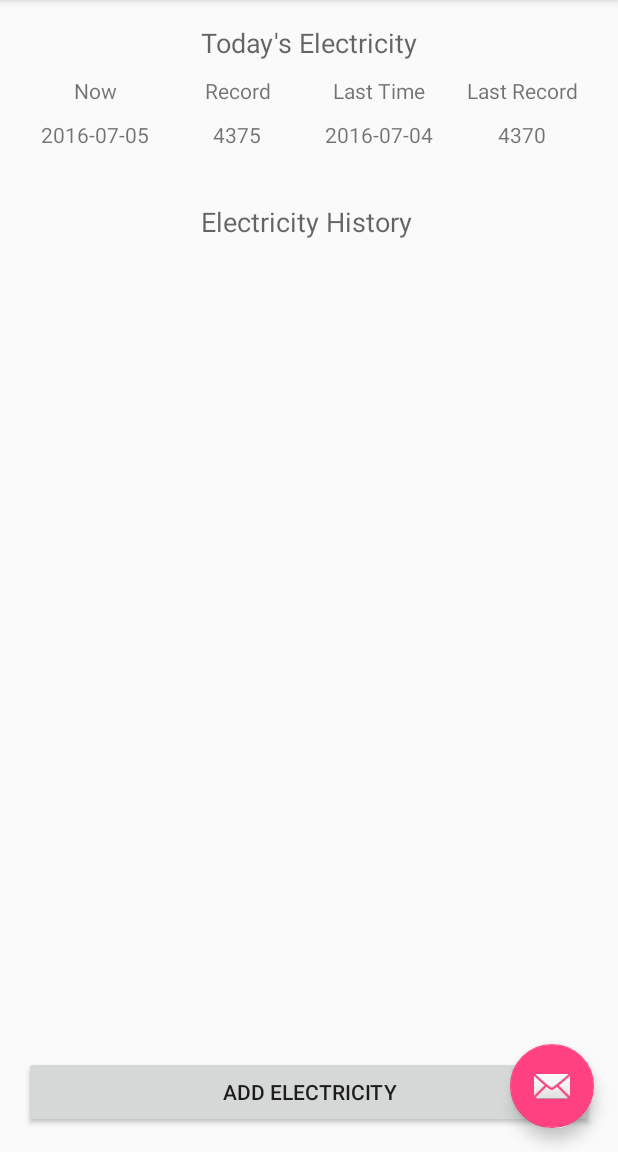
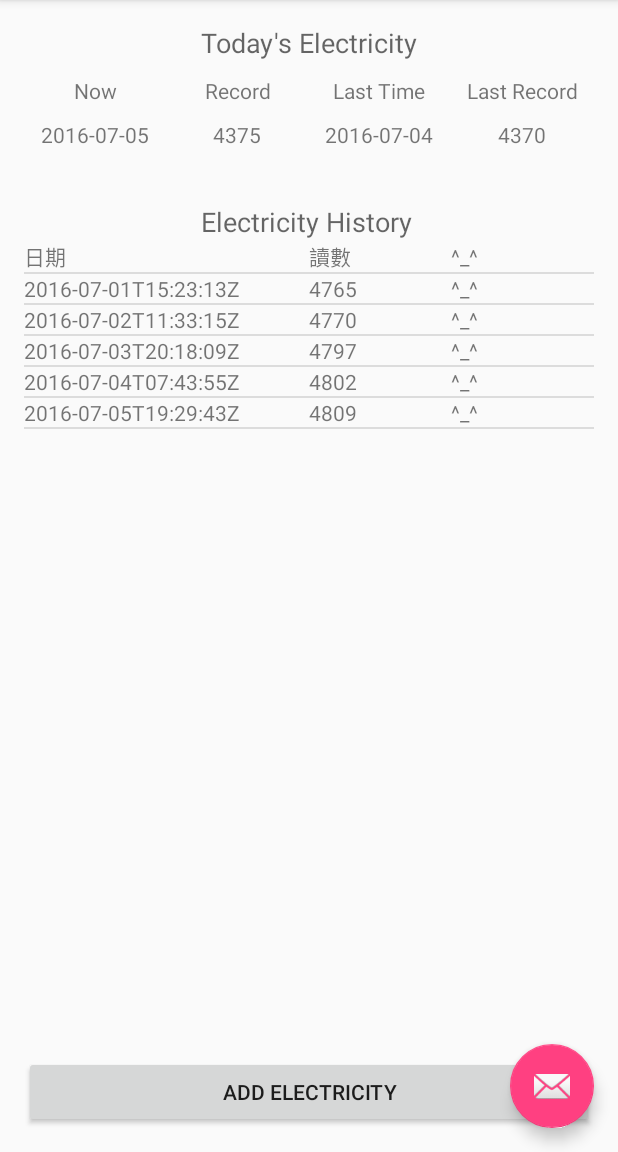
Before and after one commit to josh-hsu/ProjectLI, an Android app: the screen it shows after launch (MainActivity), in the side drawer, after a tap on "Electricity", on a phone screen of 412 x 824 dp, the part 84-1236 px from its top. Run offline under Robolectric (Android 15) with nearby library versions, the phone set to English and light mode, and no system bars.

Commit message:
新增：增加用電範例與 XML Parser

```diff
--- a/app/src/main/java/com/mumu/projectli/ElectricityFragment.java
+++ b/app/src/main/java/com/mumu/projectli/ElectricityFragment.java
@@ -8,6 +8,14 @@ import android.util.Log;
 import android.view.LayoutInflater;
 import android.view.View;
 import android.view.ViewGroup;
+import android.widget.ListView;
+import android.widget.TextView;
+
+import org.xmlpull.v1.XmlPullParserException;
+
+import java.io.IOException;
+import java.io.InputStream;
+import java.util.List;
 
 
 /**
@@ -25,9 +33,14 @@ public class ElectricityFragment extends Fragment {
     private static final String ARG_PARAM1 = "param1";
     private static final String ARG_PARAM2 = "param2";
 
+    private List<ElectricityRecordParser.Entry> mHistoryList;
+
     // TODO: Rename and change types of parameters
     private String mParam1;
     private String mParam2;
+    private TextView mLastTimeTextView, mLastRecordTextView, mCurrentTimeTextView, mCurrentRecordTextView;
+    private ListView mHistoryListView;
+    private LayoutInflater mInflater;
 
     private OnFragmentInteractionListener mListener;
 
@@ -68,6 +81,7 @@ public class ElectricityFragment extends Fragment {
                              Bundle savedInstanceState) {
         // Inflate the layout for this fragment
         Log.d(TAG,"onCreateView");
+        mInflater = inflater;
         return inflater.inflate(R.layout.fragment_electricity, container, false);
     }
 
@@ -97,11 +111,38 @@ public class ElectricityFragment extends Fragment {
 
     @Override
     public void onViewCreated(View view, Bundle savedInstanceState) {
-        prepareView();
+        prepareView(view);
+        prepareData();
+        applyDataToViews();
     }
 
-    private void prepareView() {
+    private void prepareView(View view) {
+        mLastTimeTextView = (TextView) view.findViewById(R.id.textViewLastTime);
+        mLastRecordTextView = (TextView) view.findViewById(R.id.textViewLastRecord);
+        mCurrentTimeTextView = (TextView) view.findViewById(R.id.textViewCurrentTime);
+        mCurrentRecordTextView = (TextView) view.findViewById(R.id.textViewCurrentRecord);
 
+        mHistoryListView = (ListView) view.findViewById(R.id.listViewElectricHistory);
+    }
+
+    private void prepareData() {
+        InputStream in = getResources().openRawResource(R.raw.electricity_sample);
+        try {
+            mHistoryList = new ElectricityRecordParser().parse(in);
+        } catch (Exception e) {
+            e.printStackTrace();
+            Log.e(TAG, "Parsing XML file failed. Fetching xml to developer.");
+            return;
+        }
+        Log.d(TAG, "xml data:");
+        for (ElectricityRecordParser.Entry entry: mHistoryList) {
+            Log.d(TAG, "  " + entry.toString());
+        }
+    }
+
+    private void applyDataToViews() {
+        ElectricityHistoryAdapter adapter = new ElectricityHistoryAdapter(mInflater, mHistoryList);
+        mHistoryListView.setAdapter(adapter);
     }
 
     /**
--- /dev/null
+++ b/app/src/main/java/com/mumu/projectli/ElectricityHistoryAdapter.java
@@ -0,0 +1,69 @@
+package com.mumu.projectli;
+
+import android.app.Activity;
+import android.view.LayoutInflater;
+import android.view.View;
+import android.view.ViewGroup;
+import android.widget.BaseAdapter;
+import android.widget.TextView;
+
+import java.util.ArrayList;
+import java.util.HashMap;
+import java.util.List;
+
+/**
+ * Created by josh on 2016/7/5.
+ */
+public class ElectricityHistoryAdapter extends BaseAdapter {
+    public final static int PRESERVE = 1;
+
+    public List<ElectricityRecordParser.Entry> mList;
+    LayoutInflater mInflater;
+    Activity mActivity;
+    TextView mDateTextView;
+    TextView mRecordTextView;
+    TextView mDiffTextView;
+
+    public ElectricityHistoryAdapter(LayoutInflater activity,List<ElectricityRecordParser.Entry> list){
+        super();
+        this.mInflater = activity;
+        this.mList = list;
+    }
+
+    @Override
+    public int getCount() {
+        return mList.size() + PRESERVE;
+    }
+
+    @Override
+    public ElectricityRecordParser.Entry getItem(int i) {
+        if (i < PRESERVE)
+            return new ElectricityRecordParser.Entry("-1", "日期", "讀數");
+        else
+            return mList.get(i - PRESERVE);
+    }
+
+    @Override
+    public long getItemId(int i) {
+        return 0;
+    }
+
+    @Override
+    public View getView(int i, View view, ViewGroup viewGroup) {
+
+        if(view == null){
+            view = mInflater.inflate(R.layout.electricity_history_list, null);
+
+            mDateTextView = (TextView) view.findViewById(R.id.ListViewRowDate);
+            mRecordTextView = (TextView) view.findViewById(R.id.ListViewRowRecord);
+            mDiffTextView = (TextView) view.findViewById(R.id.ListViewRowDiff);
+        }
+
+        ElectricityRecordParser.Entry entry = getItem(i);
+        mDateTextView.setText(entry.date);
+        mRecordTextView.setText(entry.record);
+        mDiffTextView.setText("^_^");
+
+        return view;
+    }
+}
--- /dev/null
+++ b/app/src/main/java/com/mumu/projectli/ElectricityRecordParser.java
@@ -0,0 +1,141 @@
+package com.mumu.projectli;
+
+import android.util.Xml;
+
+import org.xmlpull.v1.XmlPullParser;
+import org.xmlpull.v1.XmlPullParserException;
+
+import java.io.IOException;
+import java.io.InputStream;
+import java.util.ArrayList;
+import java.util.List;
+
+/**
+ * Created by josh on 2016/7/5.
+ */
+public class ElectricityRecordParser {
+    private static final String ns = null;
+
+    public List parse(InputStream in) throws XmlPullParserException, IOException {
+        try {
+            XmlPullParser parser = Xml.newPullParser();
+            parser.setFeature(XmlPullParser.FEATURE_PROCESS_NAMESPACES, false);
+            parser.setInput(in, null);
+            parser.nextTag();
+            return readUserData(parser);
+        } finally {
+            in.close();
+        }
+    }
+
+    private List readUserData(XmlPullParser parser) throws XmlPullParserException, IOException {
+        List entries = new ArrayList();
+
+        parser.require(XmlPullParser.START_TAG, ns, "user");
+        while (parser.next() != XmlPullParser.END_TAG) {
+            if (parser.getEventType() != XmlPullParser.START_TAG) {
+                continue;
+            }
+            String name = parser.getName();
+            // Starts by looking for the entry tag
+            if (name.equals("entry")) {
+                entries.add(readEntry(parser));
+            } else {
+                skip(parser);
+            }
+        }
+        return entries;
+    }
+
+    public static class Entry {
+        public final String serial;
+        public final String date;
+        public final String record;
+
+        public Entry(String s, String d, String r) {
+            this.serial = s;
+            this.date = d;
+            this.record = r;
+        }
+
+        public String toString() {
+            return "Serial=" + serial + ", " +
+                    "Date=" + date + ", " +
+                    "Record=" + record;
+        }
+    }
+
+    // Parses the contents of an entry. If it encounters a title, summary, or link tag, hands them off
+    // to their respective "read" methods for processing. Otherwise, skips the tag.
+    private Entry readEntry(XmlPullParser parser) throws XmlPullParserException, IOException {
+        parser.require(XmlPullParser.START_TAG, ns, "entry");
+        String serial = null;
+        String date = null;
+        String record = null;
+        while (parser.next() != XmlPullParser.END_TAG) {
+            if (parser.getEventType() != XmlPullParser.START_TAG) {
+                continue;
+            }
+            String name = parser.getName();
+            if (name.equals("serial")) {
+                serial = readSerial(parser);
+            } else if (name.equals("date")) {
+                date = readDate(parser);
+            } else if (name.equals("record")) {
+                record = readRecord(parser);
+            } else {
+                skip(parser);
+            }
+        }
+        return new Entry(serial, date, record);
+    }
+
+    private String readSerial(XmlPullParser parser) throws IOException, XmlPullParserException {
+        parser.require(XmlPullParser.START_TAG, ns, "serial");
+        String serial = readText(parser);
+        parser.require(XmlPullParser.END_TAG, ns, "serial");
+        return serial;
+    }
+
+    private String readDate(XmlPullParser parser) throws IOException, XmlPullParserException {
+        parser.require(XmlPullParser.START_TAG, ns, "date");
+        String date = readText(parser);
+        parser.require(XmlPullParser.END_TAG, ns, "date");
+        return date;
+    }
+
+    // Processes summary tags in the feed.
+    private String readRecord(XmlPullParser parser) throws IOException, XmlPullParserException {
+        parser.require(XmlPullParser.START_TAG, ns, "record");
+        String summary = readText(parser);
+        parser.require(XmlPullParser.END_TAG, ns, "record");
+        return summary;
+    }
+
+    // For the tags title and summary, extracts their text values.
+    private String readText(XmlPullParser parser) throws IOException, XmlPullParserException {
+        String result = "";
+        if (parser.next() == XmlPullParser.TEXT) {
+            result = parser.getText();
+            parser.nextTag();
+        }
+        return result;
+    }
+
+    private void skip(XmlPullParser parser) throws XmlPullParserException, IOException {
+        if (parser.getEventType() != XmlPullParser.START_TAG) {
+            throw new IllegalStateException();
+        }
+        int depth = 1;
+        while (depth != 0) {
+            switch (parser.next()) {
+                case XmlPullParser.END_TAG:
+                    depth--;
+                    break;
+                case XmlPullParser.START_TAG:
+                    depth++;
+                    break;
+            }
+        }
+    }
+}
--- /dev/null
+++ b/app/src/main/res/layout/electricity_history_list.xml
@@ -0,0 +1,27 @@
+<?xml version="1.0" encoding="utf-8"?>
+<TableRow xmlns:android="http://schemas.android.com/apk/res/android"
+    android:orientation="vertical" android:layout_width="match_parent"
+    android:layout_height="match_parent">
+
+    <TextView
+        android:id="@+id/ListViewRowDate"
+        android:layout_height="wrap_content"
+        android:layout_width="0dp"
+        android:layout_weight="1"
+        android:text="Date" />
+
+    <TextView
+        android:id="@+id/ListViewRowRecord"
+        android:layout_height="wrap_content"
+        android:layout_width="0dp"
+        android:layout_weight="0.5"
+        android:text="Record"/>
+
+    <TextView
+        android:id="@+id/ListViewRowDiff"
+        android:layout_height="wrap_content"
+        android:layout_width="0dp"
+        android:layout_weight="0.5"
+        android:text="Diff"/>
+
+</TableRow>
--- a/app/src/main/res/layout/fragment_electricity.xml
+++ b/app/src/main/res/layout/fragment_electricity.xml
@@ -68,6 +68,7 @@
                 <TextView
                     android:layout_column="0"
                     android:text="2016-07-05"
+                    android:id="@+id/textViewCurrentTime"
                     android:layout_height="wrap_content"
                     android:layout_width="0dp"
                     android:layout_weight="0.25"
@@ -75,6 +76,7 @@
                 <TextView
                     android:layout_column="1"
                     android:text="4375"
+                    android:id="@+id/textViewCurrentRecord"
                     android:layout_height="wrap_content"
                     android:layout_width="0dp"
                     android:layout_weight="0.25"
@@ -82,6 +84,7 @@
                 <TextView
                     android:layout_column="2"
                     android:text="2016-07-04"
+                    android:id="@+id/textViewLastTime"
                     android:layout_height="wrap_content"
                     android:layout_width="0dp"
                     android:layout_weight="0.25"
@@ -89,6 +92,7 @@
                 <TextView
                     android:layout_column="3"
                     android:text="4370"
+                    android:id="@+id/textViewLastRecord"
                     android:layout_height="wrap_content"
                     android:layout_width="0dp"
                     android:layout_weight="0.25"
--- /dev/null
+++ b/app/src/main/res/raw/electricity_sample.xml
@@ -0,0 +1,27 @@
+<user>
+    <entry>
+        <serial>0</serial>
+        <date>2016-07-01T15:23:13Z</date>
+        <record>4765</record>
+    </entry>
+    <entry>
+        <serial>1</serial>
+        <date>2016-07-02T11:33:15Z</date>
+        <record>4770</record>
+    </entry>
+    <entry>
+        <serial>2</serial>
+        <date>2016-07-03T20:18:09Z</date>
+        <record>4797</record>
+    </entry>
+    <entry>
+        <serial>3</serial>
+        <date>2016-07-04T07:43:55Z</date>
+        <record>4802</record>
+    </entry>
+    <entry>
+        <serial>4</serial>
+        <date>2016-07-05T19:29:43Z</date>
+        <record>4809</record>
+    </entry>
+</user>
```
Also changed, not shown: 1 other file.
